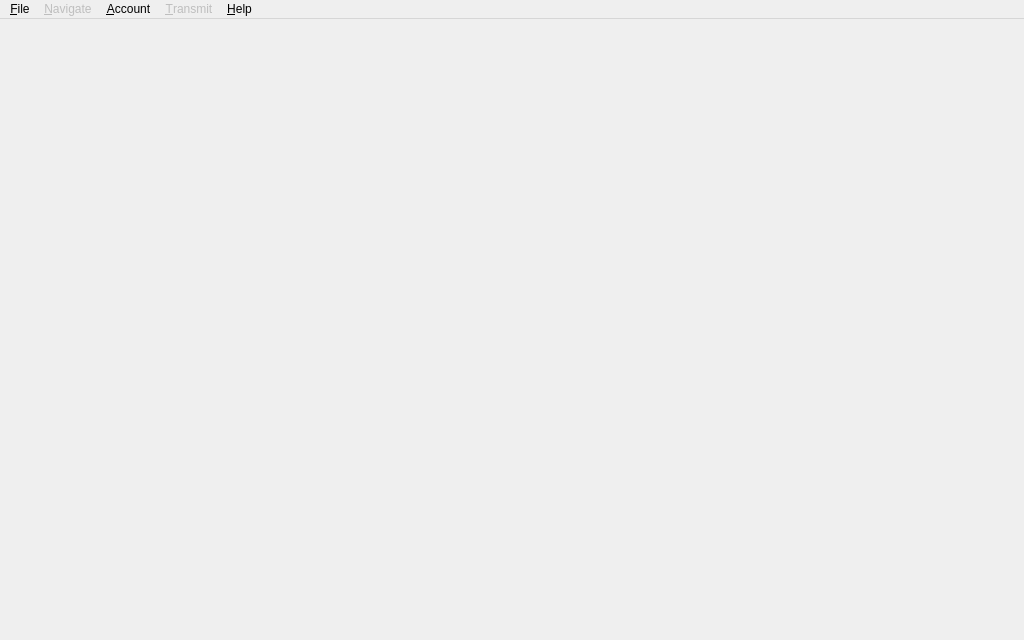
Before: the Qt Designer form resources/ui/main_window.ui in Iconoclasteinc/tgit, drawn with Qt 5.
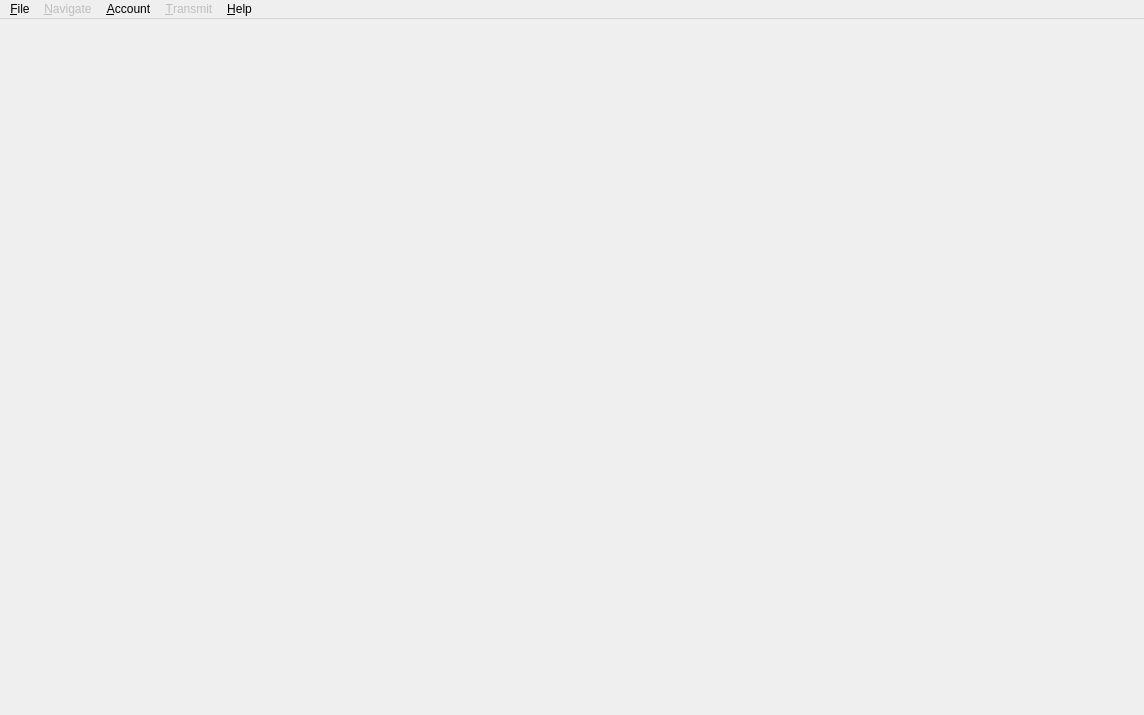
After: the same form once the commit is applied. Icons and pictures are not drawn.

Commit message: Increase the viewable area of the application

The edit to the form file:
```diff
--- a/resources/ui/main_window.ui
+++ b/resources/ui/main_window.ui
@@ -2,6 +2,14 @@
 <ui version="4.0">
  <class>main_window</class>
  <widget class="QMainWindow" name="main_window">
+  <property name="geometry">
+   <rect>
+    <x>0</x>
+    <y>0</y>
+    <width>1144</width>
+    <height>715</height>
+   </rect>
+  </property>
   <property name="sizePolicy">
    <sizepolicy hsizetype="Fixed" vsizetype="Fixed">
     <horstretch>0</horstretch>
@@ -10,8 +18,8 @@
   </property>
   <property name="minimumSize">
    <size>
-    <width>1024</width>
-    <height>640</height>
+    <width>1144</width>
+    <height>715</height>
    </size>
   </property>
   <property name="windowTitle">
@@ -34,8 +42,8 @@
     <rect>
      <x>0</x>
      <y>0</y>
-     <width>1024</width>
-     <height>22</height>
+     <width>1144</width>
+     <height>21</height>
     </rect>
    </property>
    <widget class="QMenu" name="_file_menu">
```
The commit also changes 1 other file.
